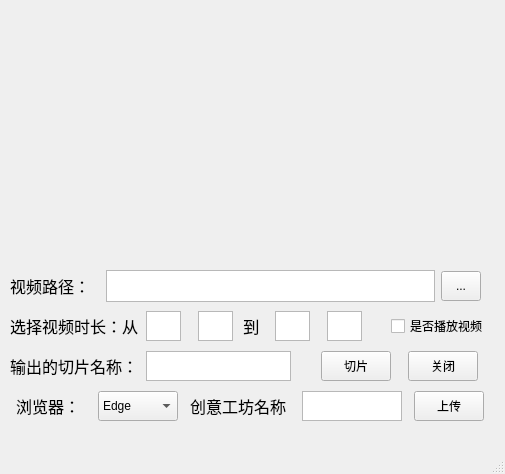
Before: the Qt Designer form untitled_mainwindow.ui in mr-quinn33/VideoClip, drawn with Qt 5.
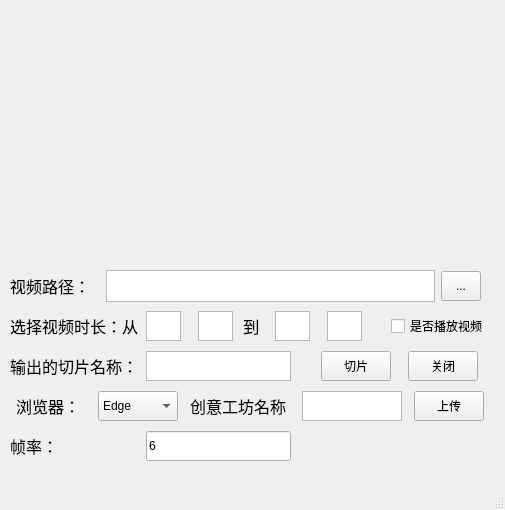
After: the same form once the commit is applied.

Commit message: 增加帧率输入框并调整窗口大小

The edit to the form file:
```diff
--- a/untitled_mainwindow.ui
+++ b/untitled_mainwindow.ui
@@ -7,19 +7,19 @@
     <x>0</x>
     <y>0</y>
     <width>505</width>
-    <height>474</height>
+    <height>510</height> <!-- 增加高度 -->
    </rect>
   </property>
   <property name="minimumSize">
    <size>
     <width>505</width>
-    <height>474</height>
+    <height>510</height> <!-- 增加高度 -->
    </size>
   </property>
   <property name="maximumSize">
    <size>
     <width>505</width>
-    <height>474</height>
+    <height>510</height> <!-- 增加高度 -->
    </size>
   </property>
   <property name="windowTitle">
@@ -606,6 +606,55 @@
      </item>
     </layout>
    </widget>
+   <widget class="QWidget" name="layoutWidget4">
+    <property name="geometry">
+     <rect>
+      <x>10</x>
+      <y>430</y> <!-- 将 y 坐标从 410 改为 430 -->
+      <width>281</width>
+      <height>32</height>
+     </rect>
+    </property>
+    <layout class="QHBoxLayout" name="horizontalLayout_6">
+     <item>
+      <widget class="QLabel" name="label_fps">
+       <property name="sizePolicy">
+        <sizepolicy hsizetype="Preferred" vsizetype="Preferred">
+         <horstretch>0</horstretch>
+         <verstretch>0</verstretch>
+        </sizepolicy>
+       </property>
+       <property name="minimumSize">
+        <size>
+         <width>130</width>
+         <height>30</height>
+        </size>
+       </property>
+       <property name="font">
+        <font>
+         <pointsize>12</pointsize>
+        </font>
+       </property>
+       <property name="text">
+        <string>帧率：</string>
+       </property>
+      </widget>
+     </item>
+     <item>
+      <widget class="QLineEdit" name="fps_input">
+       <property name="minimumSize">
+        <size>
+         <width>50</width>
+         <height>30</height>
+        </size>
+       </property>
+       <property name="text">
+        <string>6</string>
+       </property>
+      </widget>
+     </item>
+    </layout>
+   </widget>
   </widget>
   <widget class="QMenuBar" name="menubar">
    <property name="geometry">
```
The commit also changes 2 other files.
